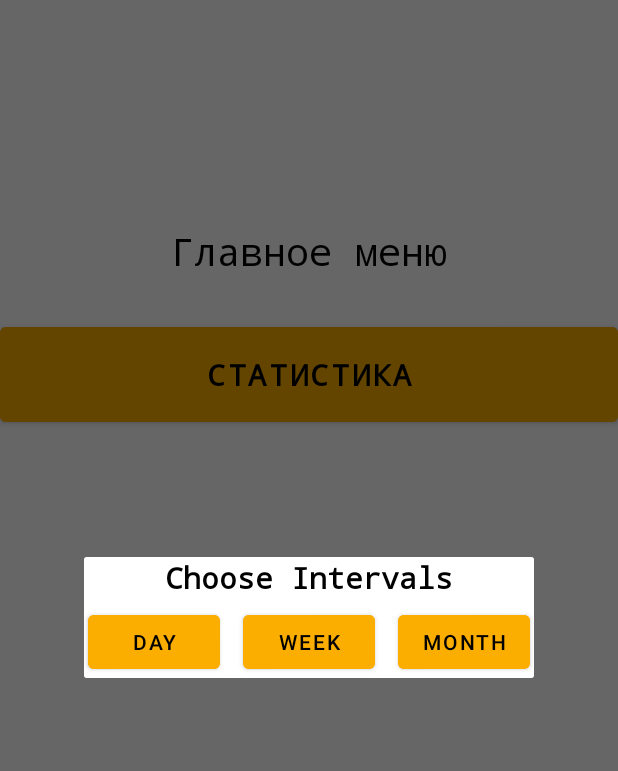
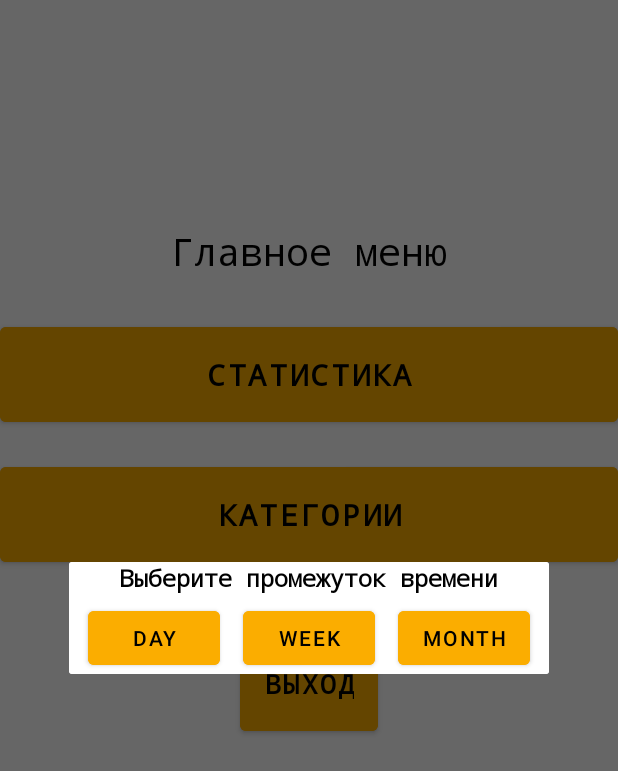
Before and after one commit to dumonten/FinancePRO, an Android app: the MainActivity screen opened directly, with no data from a screen before it, after a tap on "СТАТИСТИКА", on a phone screen of 412 x 824 dp. Shown: the top 771 px of the screen. Run offline under Robolectric (Android 15) with nearby library versions, the phone set to English and light mode, and no system bars.

Commit message:
Главное меню
Кнопки "Категории" и "Выход"

```diff
--- a/app/src/main/java/com/example/anotherversion/MainActivity.java
+++ b/app/src/main/java/com/example/anotherversion/MainActivity.java
@@ -12,8 +12,8 @@ import android.widget.Button;
 import android.widget.Toast;
 
 public class MainActivity extends AppCompatActivity {
-    Button btnStat, btnDay, btnWeek, btnMonth;
-    Dialog dialog;
+    Button btnStat, btnCat, btnExit, btnDay, btnWeek, btnMonth, btnExYes, btnExNo;
+    Dialog dialog, confirm;
 
     @Override
     protected void onCreate(Bundle savedInstanceState) {
@@ -21,12 +21,19 @@ public class MainActivity extends AppCompatActivity {
         setContentView(R.layout.activity_main);
 
         dialog = new Dialog(MainActivity.this);
+        confirm = new Dialog(MainActivity.this);
         dialog.setContentView(R.layout.dialog_intervals);
+        confirm.setContentView(R.layout.confirm_exit);
+        confirm.setCancelable(false);
 
-        btnStat = (Button) findViewById(R.id.toTime);
+        btnStat = (Button) findViewById(R.id.toStatistics);
+        btnCat = (Button) findViewById(R.id.toCategories);
+        btnExit = (Button) findViewById(R.id.toExit);
         btnDay = (Button) dialog.findViewById(R.id.bDay);
         btnWeek = (Button) dialog.findViewById(R.id.bWeek);
         btnMonth = (Button) dialog.findViewById(R.id.bMonth);
+        btnExYes = (Button) confirm.findViewById(R.id.exitYes);
+        btnExNo = (Button) confirm.findViewById(R.id.exitNo);
 
         btnStat.setOnClickListener(new View.OnClickListener() {
             @Override
@@ -61,5 +68,34 @@ public class MainActivity extends AppCompatActivity {
                 startActivity(intent);
             }
         });
+
+        btnCat.setOnClickListener(new View.OnClickListener() {
+            @Override
+            public void onClick(View v) {
+                Intent intent = new Intent(getApplicationContext(), CategoriesActivity.class);
+                startActivity(intent);
+            }
+        });
+
+        btnExit.setOnClickListener(new View.OnClickListener() {
+            @Override
+            public void onClick(View v) {
+                confirm.show();
+            }
+        });
+
+        btnExYes.setOnClickListener(new View.OnClickListener() {
+            @Override
+            public void onClick(View v) {
+                System.exit(0);
+            }
+        });
+
+        btnExNo.setOnClickListener(new View.OnClickListener() {
+            @Override
+            public void onClick(View v) {
+                confirm.dismiss();
+            }
+        });
     }
 }
--- a/app/src/main/java/com/example/anotherversion/StatisticsActivity.java
+++ b/app/src/main/java/com/example/anotherversion/StatisticsActivity.java
@@ -10,6 +10,6 @@ public class StatisticsActivity extends AppCompatActivity {
     protected void onCreate(Bundle savedInstanceState) {
         super.onCreate(savedInstanceState);
         setContentView(R.layout.activity_statistics);
-        getSupportActionBar().setTitle(" ");
+        getSupportActionBar().setTitle("Статистика");
     }
 }
--- a/app/src/main/res/layout/activity_main.xml
+++ b/app/src/main/res/layout/activity_main.xml
@@ -22,11 +22,10 @@
         android:textSize="25sp" />
 
     <Button
-        android:id="@+id/toTime"
+        android:id="@+id/toStatistics"
         android:layout_width="match_parent"
         android:layout_height="75dp"
         android:layout_below="@id/name"
-        android:layout_marginBottom="98dp"
         android:text="Статистика"
         android:layout_centerHorizontal="true"
         android:textColor="@color/black"
@@ -36,4 +35,32 @@
         android:fontFamily="monospace"
         android:textStyle="bold" />
 
+    <Button
+        android:id="@+id/toCategories"
+        android:layout_width="match_parent"
+        android:layout_height="75dp"
+        android:layout_below="@id/toStatistics"
+        android:text="Категории"
+        android:layout_centerHorizontal="true"
+        android:textColor="@color/black"
+        android:textSize="20sp"
+        android:layout_marginTop="18dp"
+        android:backgroundTint="@color/orange"
+        android:fontFamily="monospace"
+        android:textStyle="bold" />
+
+    <Button
+        android:id="@+id/toExit"
+        android:layout_width="wrap_content"
+        android:layout_height="75dp"
+        android:layout_below="@id/toCategories"
+        android:text="Выход"
+        android:layout_centerHorizontal="true"
+        android:textColor="@color/black"
+        android:textSize="18sp"
+        android:layout_marginTop="37dp"
+        android:backgroundTint="@color/orange"
+        android:fontFamily="monospace"
+        android:textStyle="bold" />
+
 </RelativeLayout>
--- a/app/src/main/res/layout/activity_statistics.xml
+++ b/app/src/main/res/layout/activity_statistics.xml
@@ -6,9 +6,8 @@
     android:layout_width="match_parent"
     tools:context=".StatisticsActivity"
     android:layout_height="match_parent"
-    android:background="@color/orange">
+    android:background="@color/white">
 
-    <!-- Up to change text if needed -->
     <TextView
         android:id="@+id/name"
         android:layout_width="wrap_content"
--- a/app/src/main/res/layout/dialog_intervals.xml
+++ b/app/src/main/res/layout/dialog_intervals.xml
@@ -3,7 +3,7 @@
     xmlns:android="http://schemas.android.com/apk/res/android"
     xmlns:app="http://schemas.android.com/apk/res-auto"
     xmlns:tools="http://schemas.android.com/tools"
-    android:layout_width="300dp"
+    android:layout_width="320dp"
     android:layout_height="wrap_content"
     android:background="@color/white">
 
@@ -12,8 +12,8 @@
         android:layout_width="wrap_content"
         android:layout_height="wrap_content"
         android:layout_centerHorizontal="true"
-        android:text="Choose Intervals"
-        android:textSize="20sp"
+        android:text="Выберите промежуток времени"
+        android:textSize="15sp"
         android:fontFamily="monospace"
         android:textColor="@color/black"
         android:textStyle="bold"/>
```
Also changed, not shown: app/src/main/AndroidManifest.xml (+8 -2 lines), app/src/main/java/com/example/anotherversion/CategoriesActivity.java (added, +15 -0 lines), app/src/main/res/layout/activity_categories.xml (added, +23 -0 lines), app/src/main/res/layout/confirm_exit.xml (added, +48 -0 lines).
